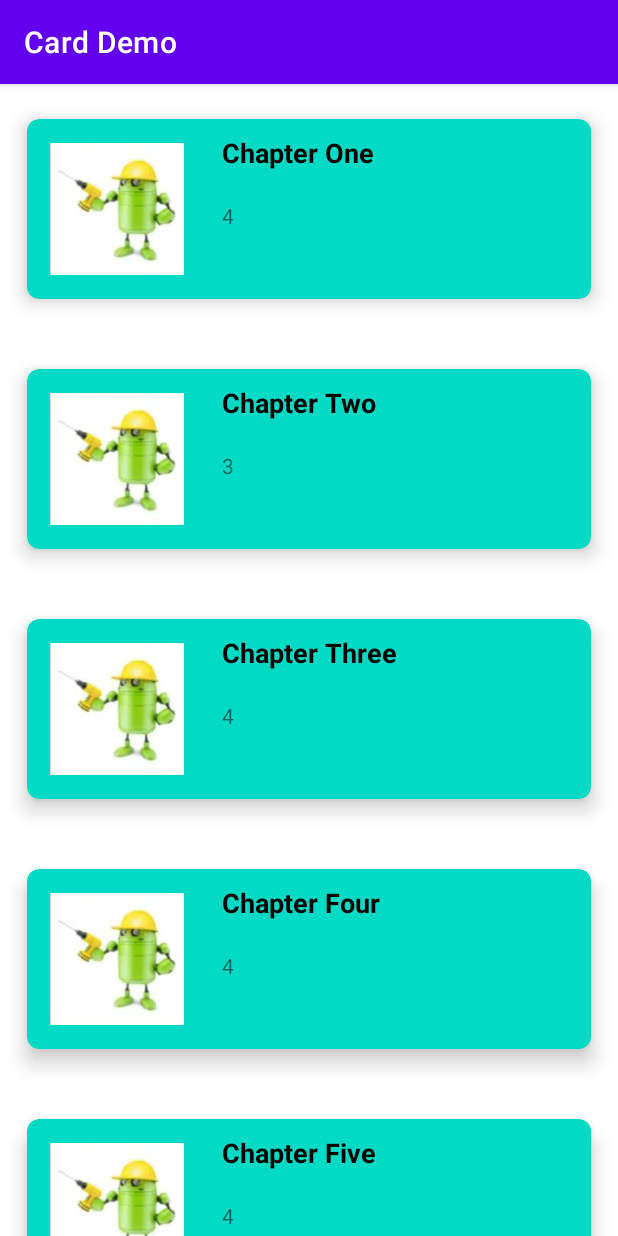
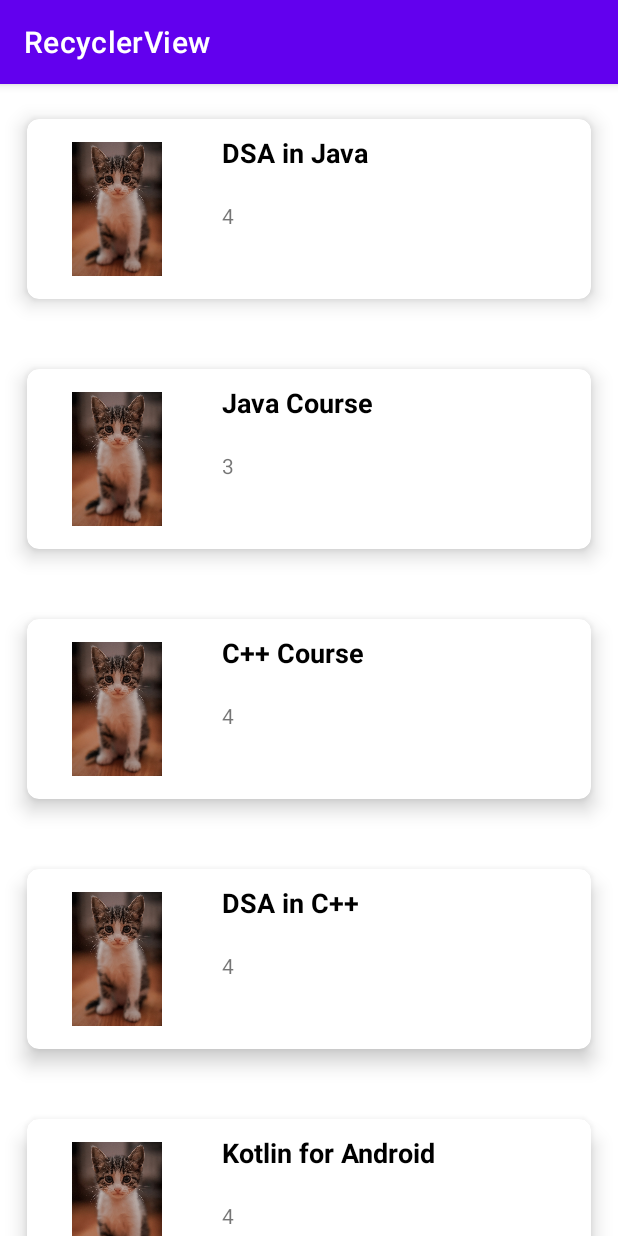
Before and after one commit to mubashirmughal/RecyclerView, an Android app: the screen it shows after launch (MainActivity), on a phone screen of 412 x 824 dp. Run offline under Robolectric (Android 15) with nearby library versions, the phone set to English and light mode, and no system bars.

Commit message:
Revert "index"
This reverts commit b7f181e4ffb77349b8c42c50b98773a061e4cc9d.

```diff
--- a/app/src/main/java/com/example/recyclerview/MainActivity.java
+++ b/app/src/main/java/com/example/recyclerview/MainActivity.java
@@ -19,13 +19,13 @@ public class MainActivity extends AppCompatActivity {
         RecyclerView courseRV = findViewById(R.id.idRVCourse);
 
         ArrayList<CourseModel> courseModelArrayList = new ArrayList<CourseModel>();
-        courseModelArrayList.add(new CourseModel("Chapter One", 4, R.drawable.flemingo));
-        courseModelArrayList.add(new CourseModel("Chapter Two", 3, R.drawable.flemingo));
-        courseModelArrayList.add(new CourseModel("Chapter Three", 4, R.drawable.flemingo));
-        courseModelArrayList.add(new CourseModel("Chapter Four", 4, R.drawable.flemingo));
-        courseModelArrayList.add(new CourseModel("Chapter Five", 4, R.drawable.flemingo));
-        courseModelArrayList.add(new CourseModel("Chapter Six", 4, R.drawable.flemingo));
-        courseModelArrayList.add(new CourseModel("Chapter Seven", 4, R.drawable.flemingo));
+        courseModelArrayList.add(new CourseModel("DSA in Java", 4, R.drawable.flemingo));
+        courseModelArrayList.add(new CourseModel("Java Course", 3, R.drawable.flemingo));
+        courseModelArrayList.add(new CourseModel("C++ Course", 4, R.drawable.flemingo));
+        courseModelArrayList.add(new CourseModel("DSA in C++", 4, R.drawable.flemingo));
+        courseModelArrayList.add(new CourseModel("Kotlin for Android", 4, R.drawable.flemingo));
+        courseModelArrayList.add(new CourseModel("Java for Android", 4, R.drawable.flemingo));
+        courseModelArrayList.add(new CourseModel("HTML and CSS", 4, R.drawable.flemingo));
         CourseAdapter courseAdapter = new CourseAdapter(this, courseModelArrayList);
 
 
--- a/app/src/main/res/layout/card_layout.xml
+++ b/app/src/main/res/layout/card_layout.xml
@@ -4,7 +4,7 @@
     android:layout_width="match_parent"
     android:layout_height="wrap_content"
     android:layout_margin="5dp"
-    app:cardBackgroundColor="@color/teal_200"
+    app:cardBackgroundColor="@color/white"
     app:cardCornerRadius="8dp"
     app:cardElevation="8dp"
     app:cardMaxElevation="10dp"
--- a/app/src/main/res/values/strings.xml
+++ b/app/src/main/res/values/strings.xml
@@ -1,3 +1,3 @@
 <resources>
-    <string name="app_name">Card Demo</string>
+    <string name="app_name">RecyclerView</string>
 </resources>
```
Also changed, not shown: app/src/main/res/drawable-v24/flemingo.jpeg.
